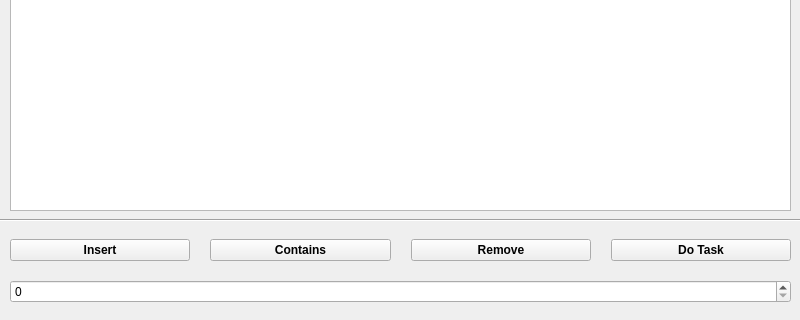
Above: LabWork_7/Task_2/mainwindow.ui from Max2772/FoA-P-2-Semester- before the change; both pictures show x 0 to 800 and y 280 to 600 of the 800 by 600 pixel window. Below: the same form after it.
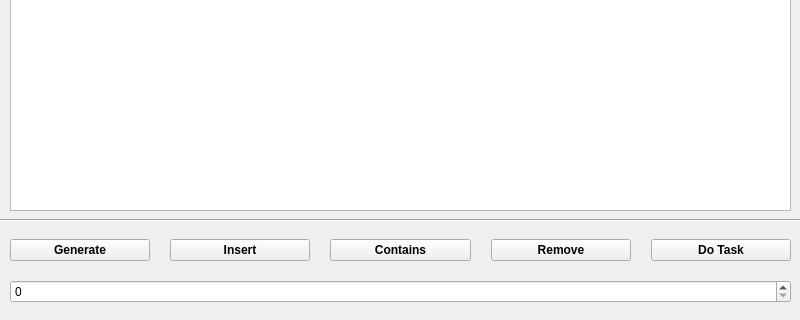
That is the form after the change. Icons and pictures are not drawn.

Patch:
```diff
--- a/LabWork_7/Task_2/mainwindow.ui
+++ b/LabWork_7/Task_2/mainwindow.ui
@@ -58,6 +58,18 @@
      <property name="spacing">
       <number>20</number>
      </property>
+     <item>
+      <widget class="QPushButton" name="pushButtonGenerate">
+       <property name="font">
+        <font>
+         <bold>true</bold>
+        </font>
+       </property>
+       <property name="text">
+        <string>Generate</string>
+       </property>
+      </widget>
+     </item>
      <item>
       <widget class="QPushButton" name="pushButtonInsert">
        <property name="font">
```
